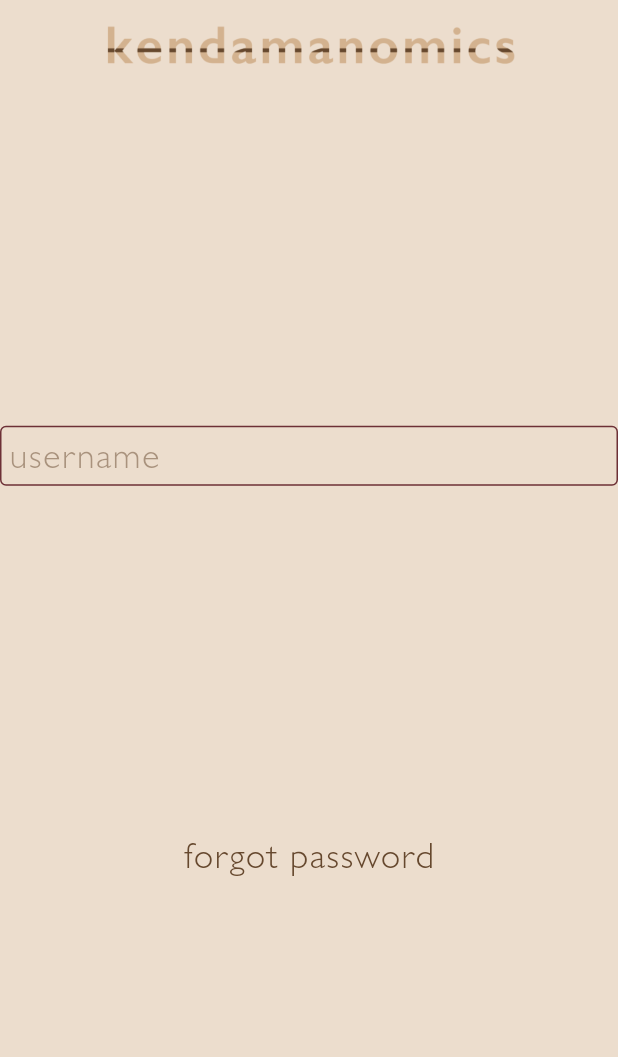
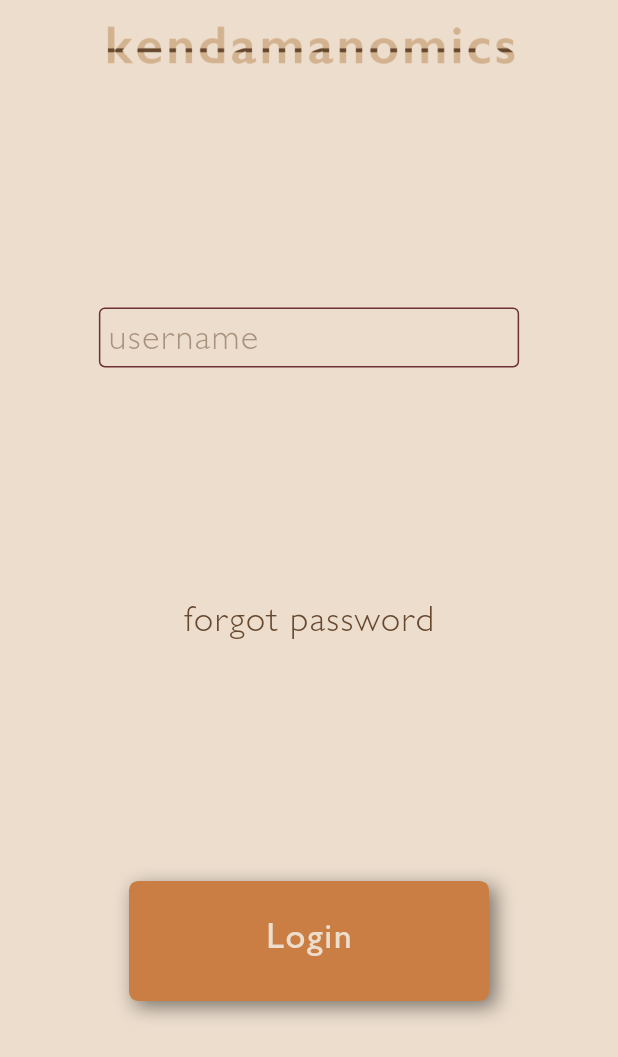
Before and after one commit to Nikola0111/kendamanomics-mobile-flutter, a Flutter app: the screen it shows after launch, on a phone screen of 412 x 824 dp. Shown: the top 1057 px of the screen. Run offline on Flutter 3.47's test engine with Material 2 defaults, Android fonts, the phone set to English and light mode, and no system bars; our stand-ins replace easy_localization, go_router, kiwi, supabase_flutter; accounts and stored records are empty; statements that could not run were skipped.

Commit message:
custom button

```diff
--- a/lib/pages/login_page.dart
+++ b/lib/pages/login_page.dart
@@ -2,6 +2,7 @@
 import 'package:kendamanomics_mobile/extensions/custom_colors.dart';
 import 'package:kendamanomics_mobile/widgets/app_header.dart';
 import 'package:kendamanomics_mobile/widgets/clickable_link.dart';
+import 'package:kendamanomics_mobile/widgets/custom_button.dart';
 import 'package:kendamanomics_mobile/widgets/custom_input_field.dart';
 
 class LoginPage extends StatelessWidget {
@@ -12,18 +13,31 @@
   Widget build(BuildContext context) {
     return Scaffold(
       backgroundColor: CustomColors.of(context).backgroundColor,
-      body: Column(
+      body: GestureDetector(
+        behavior: HitTestBehavior.translucent,
+        onTap: () => FocusManager.instance.primaryFocus?.unfocus(),
+        child: Column(
           children: [
             const AppHeader(),
             const Spacer(),
-          const CustomInputField(),
+            Padding(
+              padding: EdgeInsets.symmetric(horizontal: MediaQuery.of(context).size.width * 0.16),
+              child: const CustomInputField(),
+            ),
             const Spacer(),
             ClickableLink(
               clickableText: 'forgot password',
               onClick: () {},
             ),
             const Spacer(),
+            CustomButton(
+              text: 'Login',
+              isEnabled: true,
+              onPressed: () {},
+            ),
+            const Spacer(),
           ],
+        ),
       ),
     );
   }
--- /dev/null
+++ b/lib/widgets/custom_button.dart
@@ -0,0 +1,69 @@
+import 'package:flutter/material.dart';
+import 'package:kendamanomics_mobile/extensions/custom_colors.dart';
+import 'package:kendamanomics_mobile/extensions/custom_text_styles.dart';
+
+class CustomButton extends StatelessWidget {
+  final String? text;
+  final Widget? child;
+  final VoidCallback? onPressed;
+  final Color? customTextColor;
+  final bool isEnabled;
+  final bool isLoading;
+  const CustomButton({
+    super.key,
+    this.text,
+    this.child,
+    this.onPressed,
+    this.customTextColor,
+    this.isEnabled = true,
+    this.isLoading = false,
+  });
+
+  @override
+  Widget build(BuildContext context) {
+    return Container(
+      decoration: BoxDecoration(
+        boxShadow: [
+          BoxShadow(
+            color: Colors.black.withOpacity(isEnabled ? 0.5 : 0.1),
+            spreadRadius: 0,
+            blurRadius: 10,
+            offset: const Offset(4, 4),
+          ),
+        ],
+      ),
+      child: TextButton(
+        style: ButtonStyle(
+          backgroundColor: MaterialStateProperty.resolveWith<Color>(
+            (states) {
+              if (states.contains(MaterialState.disabled) && !isLoading) return CustomColors.of(context).secondary;
+              return CustomColors.of(context).primary;
+            },
+          ),
+          overlayColor: MaterialStateProperty.all<Color>(Colors.white.withOpacity(0.09)),
+          shape: MaterialStateProperty.all<RoundedRectangleBorder>(
+            RoundedRectangleBorder(borderRadius: BorderRadius.circular(6)),
+          ),
+          minimumSize: MaterialStateProperty.all<Size>(const Size(120, 80)),
+          maximumSize: MaterialStateProperty.all<Size>(const Size(240, 80)),
+        ),
+        onPressed: isEnabled && !isLoading ? onPressed : null,
+        child: Center(
+          child: child ??
+              Text(
+                text!,
+                style: CustomTextStyles.of(context).medium24.apply(color: _getButtonColor(context)),
+              ),
+        ),
+      ),
+    );
+  }
+
+  Color _getButtonColor(BuildContext context) {
+    if (isEnabled) {
+      return customTextColor ?? CustomColors.of(context).backgroundColor;
+    } else {
+      return CustomColors.of(context).primaryText.withOpacity(0.6);
+    }
+  }
+}
--- a/lib/widgets/custom_input_field.dart
+++ b/lib/widgets/custom_input_field.dart
@@ -83,7 +83,7 @@
                 isDense: true,
                 prefixIconConstraints: const BoxConstraints(maxWidth: 48, maxHeight: 36, minWidth: 48, minHeight: 36),
                 // 40 is debatable, for now this until we can put in an icon for show password
-                contentPadding: EdgeInsets.only(left: 6, right: widget.obscurable ? 40 : 0, bottom: 12, top: 12),
+                contentPadding: EdgeInsets.only(left: 6, right: widget.obscurable ? 40 : 0, bottom: 14, top: 12),
                 hintText: 'username',
                 hintStyle: CustomTextStyles.of(context).light24Opacity,
                 errorStyle: CustomTextStyles.of(context).light10.copyWith(
```
Lines whose indentation alone changed are shown as unchanged.
